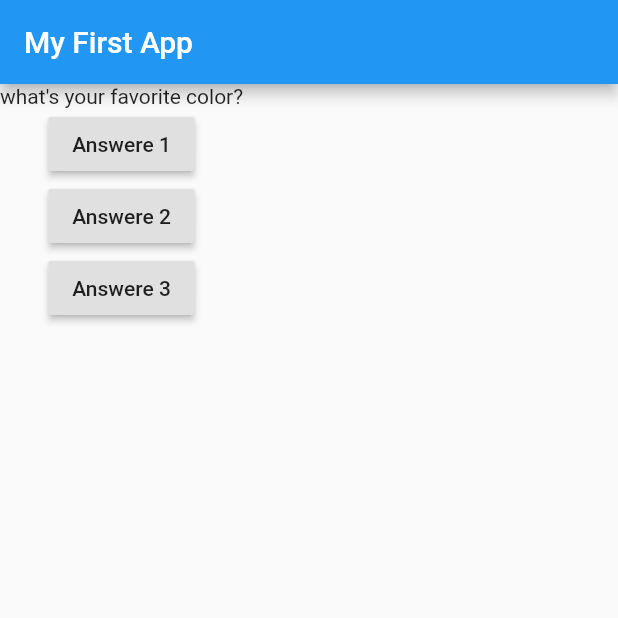
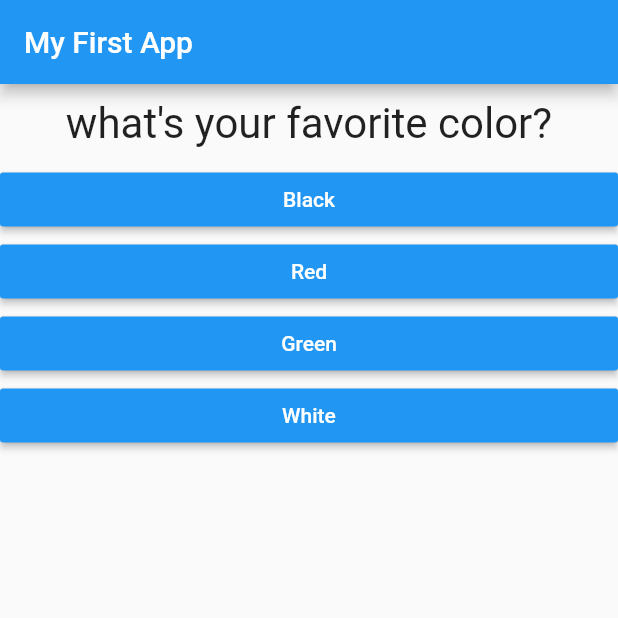
Before and after one commit to 12ajayvishwa/quezapp, a Flutter app: the screen it shows after launch, on a phone screen of 412 x 824 dp, the top half of it. Run offline on Flutter 3.47's test engine with Material 2 defaults, Android fonts, the phone set to English and light mode, and no system bars.

Commit message:
second commit

```diff
--- /dev/null
+++ b/lib/answere.dart
@@ -0,0 +1,21 @@
+import 'package:flutter/material.dart';
+
+class Answere extends StatelessWidget {
+  late final void Function()? selectHandler;
+  late final String answerText;
+
+  Answere(this.selectHandler, this.answerText);
+
+  @override
+  Widget build(BuildContext context) {
+    return Container(
+      width: double.infinity,
+      child: RaisedButton(
+        color: Colors.blue,
+        textColor: Colors.white,
+        child: Text(answerText),
+        onPressed: selectHandler,
+      ),
+    );
+  }
+}
--- a/lib/main.dart
+++ b/lib/main.dart
@@ -1,5 +1,6 @@
 import 'package:flutter/material.dart';
 import './question.dart';
+import './answere.dart';
 
 void main() => runApp(MyApp());
 
@@ -11,18 +12,28 @@
 }
 
 class _MyAppState extends State<MyApp> {
-  var questionIndex = 0;
+  var _questionIndex = 0;
 
-  void answereQuestion() {
+  void _answereQuestion() {
     setState(() {
-      questionIndex = questionIndex + 1;
+      _questionIndex = _questionIndex + 1;
     });
-    print(questionIndex);
+    print(_questionIndex);
   }
 
   var question = [
-    "what's your favorite color?",
-    "what's your favorite animal?"
+    {
+      "questionText": "what's your favorite color?",
+      "answers": ['Black', 'Red', 'Green', 'White'],
+    },
+    {
+      "questionText": "what's your favorite animal?",
+      "answers": ['Rabit', 'Snake', 'Elephand', 'Lion'],
+    },
+    {
+      "questionText": "what's your favorite instructor?",
+      "answers": ['Flutter', 'Max', 'Flutter', 'Max'],
+    },
   ];
 
   @override
@@ -34,10 +45,11 @@
         ),
         body: Column(
           children: [
-            Question(question[questionIndex]),
-            RaisedButton(child: Text("Answere 1"), onPressed: answereQuestion),
-            RaisedButton(child: Text("Answere 2"), onPressed: answereQuestion),
-            RaisedButton(child: Text("Answere 3"), onPressed: answereQuestion),
+            Question(question[_questionIndex]['questionText'] as String),
+            ...(question[_questionIndex]['answers'] as List<String>)
+                .map((answere) {
+              return Answere(_answereQuestion, answere);
+            }).toList()
           ],
         ),
       ),
--- a/lib/question.dart
+++ b/lib/question.dart
@@ -1,12 +1,19 @@
 import 'package:flutter/material.dart';
 
 class Question extends StatelessWidget {
-  String questionText;
+  final String questionText;
 
   Question(this.questionText);
 
   @override
   Widget build(BuildContext context) {
-    return Text(questionText);
+    return Container(
+        width: double.infinity,
+        margin: EdgeInsets.all(10),
+        child: Text(
+          questionText,
+          style: TextStyle(fontSize: 28),
+          textAlign: TextAlign.center,
+        ));
   }
 }
```
